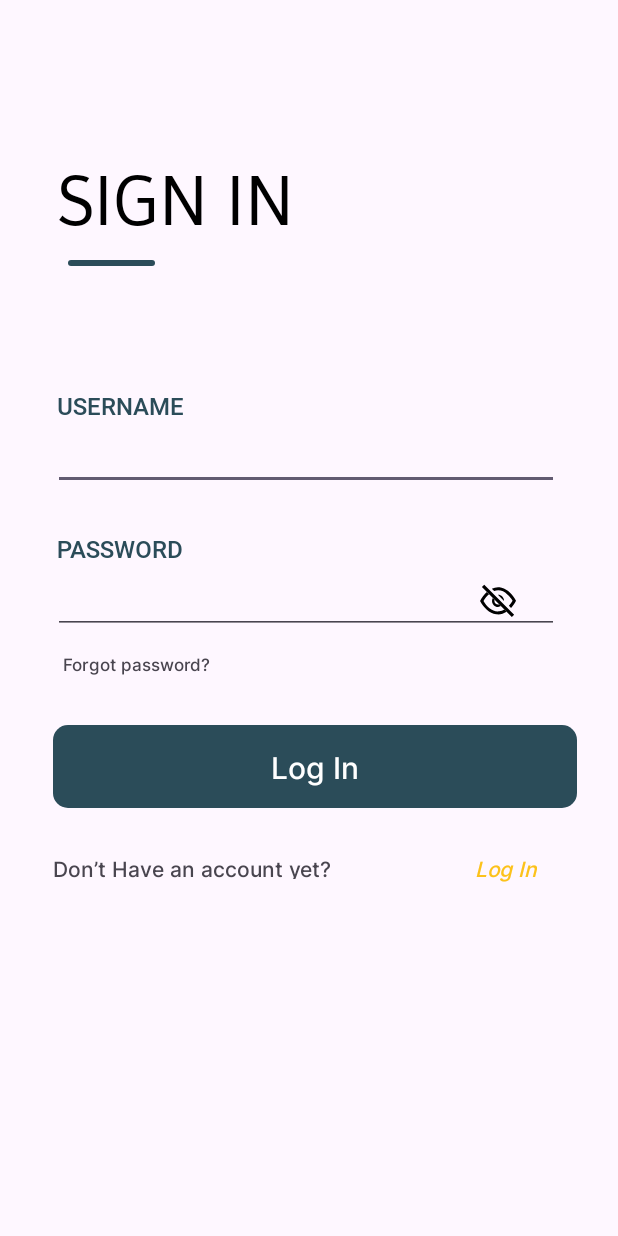
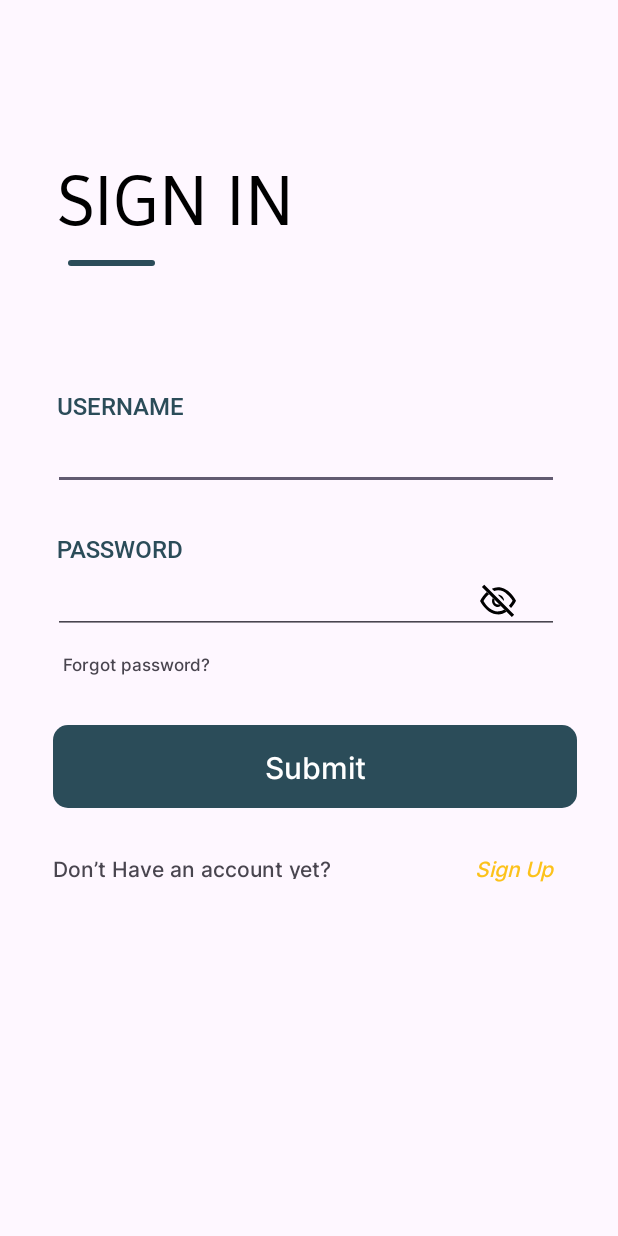
Before and after one commit to HuyHamHoc/CarRentalMVVM, an Android app: the SignInActivity screen opened directly, with no data from a screen before it, on a phone screen of 412 x 824 dp. Run offline under Robolectric (Android 15) with nearby library versions, the phone set to English and light mode, and no system bars.

Commit message:
fix update ui signin screen

```diff
--- a/app/src/main/res/layout/activity_sign_in.xml
+++ b/app/src/main/res/layout/activity_sign_in.xml
@@ -113,7 +113,7 @@
                 android:fontFamily="@font/inter_medium"
                 android:paddingTop="14dp"
                 android:paddingBottom="14dp"
-                android:text="@string/log_in"
+                android:text="@string/submit"
                 android:textAlignment="center"
                 android:textColor="@color/white"
                 android:textSize="20sp" />
@@ -138,7 +138,7 @@
                     android:layout_height="20dp"
                     android:layout_marginStart="80dp"
                     android:fontFamily="@font/inter_medium"
-                    android:text="@string/log_in"
+                    android:text="@string/sign_up"
                     android:textColor="@color/golden_rod"
                     android:textStyle="italic" />
             </LinearLayout>
--- a/app/src/main/res/values/strings.xml
+++ b/app/src/main/res/values/strings.xml
@@ -1,6 +1,6 @@
 <resources>
     <string name="app_name">CarRentalMVVM</string>
-    <string name="log_in">Log In</string>
+    <string name="submit">Submit</string>
     <string name="sign_in">SIGN IN</string>
     <string name="have_an_account_already">Have an account Already?</string>
     <string name="password">PASSWORD</string>
```
